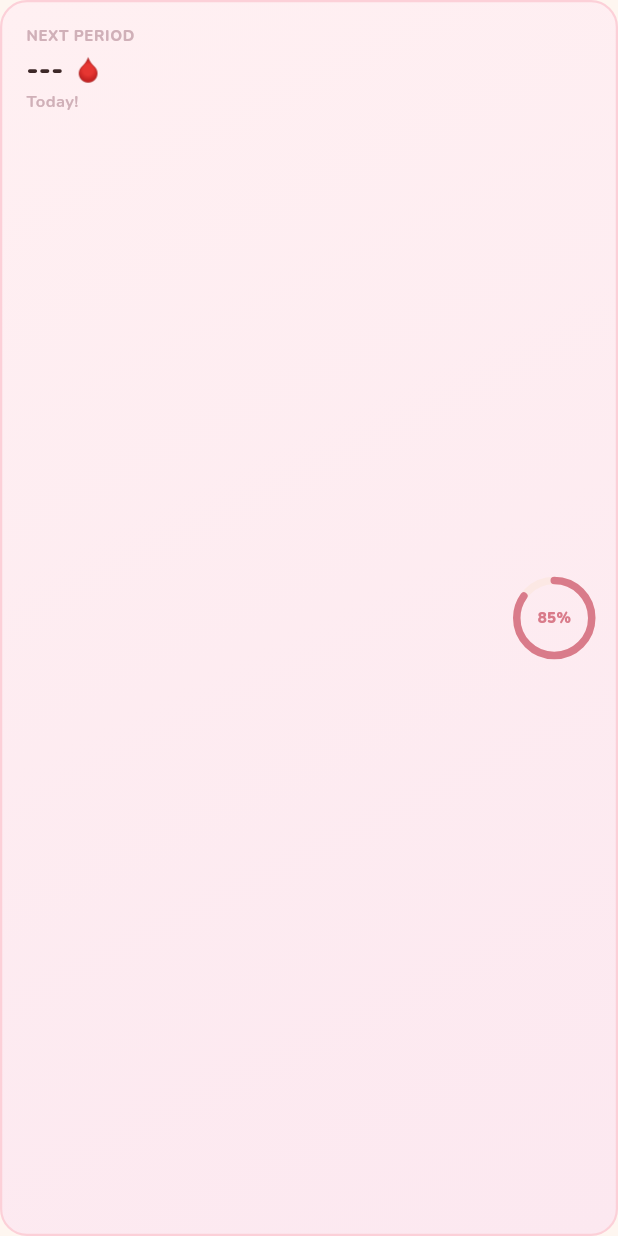
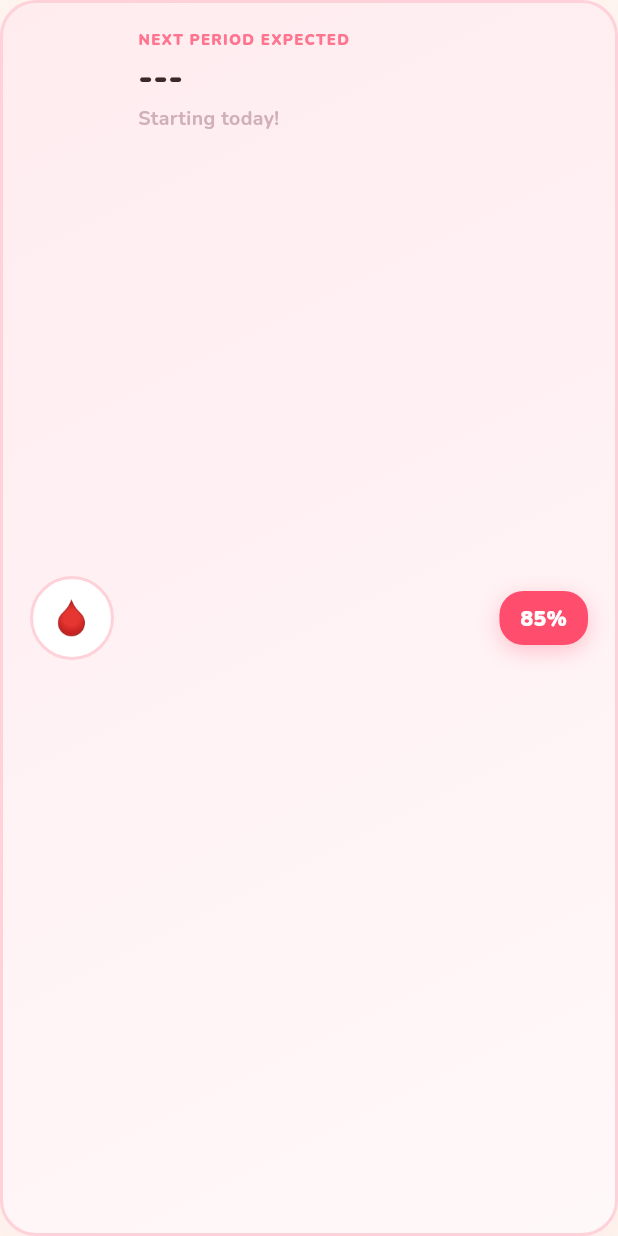
Before and after one commit to its-me-gayan/MeTrustual, a Flutter app: the NextPeriodCard widget shown alone on an empty page, opened directly, on a phone screen of 412 x 824 dp. Run offline on Flutter 3.47's test engine with Material 3 defaults, Android fonts, the phone set to English and light mode, and no system bars; our stand-ins replace cloud_firestore, easy_localization, firebase_auth, firebase_core, firebase_storage, flutter_riverpod and 3 more; accounts and stored records are empty.

Commit message:
UI: Move Next Period information to the top of Home Screen for better visibility

```diff
--- a/lib/features/home/screens/home_screen.dart
+++ b/lib/features/home/screens/home_screen.dart
@@ -19,7 +19,7 @@ class HomeScreen extends ConsumerWidget {
     final user = auth.currentUser;
 
     return Scaffold(
-      extendBody: true, // Allows the body to flow behind the bottom nav
+      extendBody: true,
       body: SafeArea(
         child: SingleChildScrollView(
           padding: const EdgeInsets.fromLTRB(22, 20, 22, 120),
@@ -65,14 +65,15 @@ class HomeScreen extends ConsumerWidget {
                   ),
                 ],
               ),
-              const SizedBox(height: 20),
+              const SizedBox(height: 24),
+              // Moved NextPeriodCard to the top
+              const NextPeriodCard(),
+              const SizedBox(height: 24),
               _buildCycleDisplay(homeData),
               const SizedBox(height: 24),
               _buildStatsRow(homeData),
               const SizedBox(height: 24),
               const MiniCalendar(),
-              const SizedBox(height: 24),
-              const NextPeriodCard(),
             ],
           ),
         ),
--- a/lib/features/home/widgets/next_period_card.dart
+++ b/lib/features/home/widgets/next_period_card.dart
@@ -12,90 +12,101 @@ class NextPeriodCard extends ConsumerWidget {
     final homeData = ref.watch(homeDataProvider);
     final prediction = homeData?['prediction'];
 
-    // ✅ fixed: cast prediction to Map to access keys safely
-    final predictionMap = prediction as Map<String, dynamic>?;
-
-    final nextDate = predictionMap != null
-        ? DateFormat('MMMM d')
-            .format(DateTime.parse(predictionMap['nextPeriodDate']))
+    final nextDate = prediction != null
+        ? DateFormat('MMMM d').format(prediction.nextPeriodDate)
         : '---';
-
-    final daysUntil = predictionMap != null
-        ? DateTime.parse(predictionMap['nextPeriodDate'])
-            .difference(DateTime.now())
-            .inDays
+    final daysUntil = prediction != null
+        ? prediction.nextPeriodDate.difference(DateTime.now()).inDays
         : 0;
 
     return Container(
-      padding: const EdgeInsets.all(16),
+      width: double.infinity,
+      padding: const EdgeInsets.all(18),
       decoration: BoxDecoration(
         gradient: const LinearGradient(
-          colors: [Color(0xFFFFF0F2), Color(0xFFFCE8F0)],
+          colors: [Color(0xFFFFECEF), Color(0xFFFFF8F9)],
           begin: Alignment.topLeft,
           end: Alignment.bottomRight,
         ),
-        borderRadius: BorderRadius.circular(18),
-        border: Border.all(color: const Color(0xFFFCD0D8), width: 1.5),
+        borderRadius: BorderRadius.circular(24),
+        border: Border.all(color: const Color(0xFFFFD1D9), width: 2),
+        boxShadow: [
+          BoxShadow(
+            color: const Color(0xFFFF4D6D).withOpacity(0.08),
+            offset: const Offset(0, 8),
+            blurRadius: 24,
+          ),
+        ],
       ),
       child: Row(
-        mainAxisAlignment: MainAxisAlignment.spaceBetween,
         children: [
-          Column(
+          Container(
+            width: 56,
+            height: 56,
+            decoration: BoxDecoration(
+              color: Colors.white,
+              shape: BoxShape.circle,
+              border: Border.all(color: const Color(0xFFFFD1D9), width: 2),
+            ),
+            alignment: Alignment.center,
+            child: const Text('🩸', style: TextStyle(fontSize: 26)),
+          ),
+          const SizedBox(width: 16),
+          Expanded(
+            child: Column(
               crossAxisAlignment: CrossAxisAlignment.start,
               children: [
                 const Text(
-                'NEXT PERIOD',
+                  'NEXT PERIOD EXPECTED',
                   style: TextStyle(
                     fontSize: 10,
-                  fontWeight: FontWeight.w800,
-                  color: AppColors.textMuted,
-                  letterSpacing: 0.4,
+                    fontWeight: FontWeight.w900,
+                    color: Color(0xFFFF758F),
+                    letterSpacing: 0.8,
                   ),
                 ),
                 const SizedBox(height: 2),
                 Text(
-                '$nextDate 🩸',
+                  nextDate,
                   style: const TextStyle(
-                  fontSize: 18,
+                    fontSize: 22,
                     fontWeight: FontWeight.w900,
                     color: AppColors.textDark,
                   ),
                 ),
-              const SizedBox(height: 1),
+                const SizedBox(height: 2),
                 Text(
-                daysUntil > 0 ? 'In $daysUntil days' : 'Today!',
+                  daysUntil > 0 ? 'In $daysUntil days' : 'Starting today!',
                   style: const TextStyle(
-                  fontSize: 11,
+                    fontSize: 13,
                     fontWeight: FontWeight.w700,
                     color: AppColors.textMuted,
                   ),
                 ),
               ],
             ),
-          Stack(
-            alignment: Alignment.center,
-            children: [
-              const SizedBox(
-                width: 50,
-                height: 50,
-                child: CircularProgressIndicator(
-                  value: 0.85,
-                  strokeWidth: 5,
-                  backgroundColor: AppColors.border,
-                  valueColor:
-                      AlwaysStoppedAnimation<Color>(AppColors.primaryRose),
-                  strokeCap: StrokeCap.round,
+          ),
+          Container(
+            padding: const EdgeInsets.symmetric(horizontal: 14, vertical: 8),
+            decoration: BoxDecoration(
+              color: const Color(0xFFFF4D6D),
+              borderRadius: BorderRadius.circular(16),
+              boxShadow: [
+                BoxShadow(
+                  color: const Color(0xFFFF4D6D).withOpacity(0.3),
+                  offset: const Offset(0, 4),
+                  blurRadius: 12,
+                ),
+              ],
+            ),
+            child: const Text(
+              '85%',
+              style: TextStyle(
+                fontSize: 14,
+                fontWeight: FontWeight.w900,
+                color: Colors.white,
               ),
             ),
-              const Text(
-                '85%',
-                style: TextStyle(
-                  fontSize: 10,
-                  fontWeight: FontWeight.w900,
-                  color: AppColors.primaryRose,
-                ),
-              ),
-            ],
           ),
         ],
       ),
```
Lines whose indentation alone changed are shown as unchanged.
